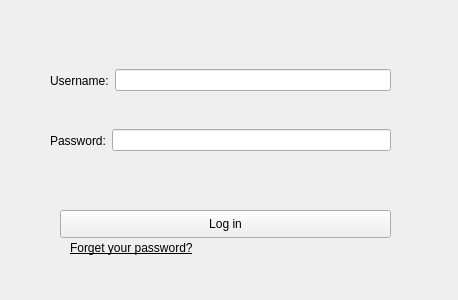
This is resources/UI_resources/login_mainWindow.ui in doddodod/GRP17 as Qt 5 draws it before an edit. The edited form follows.
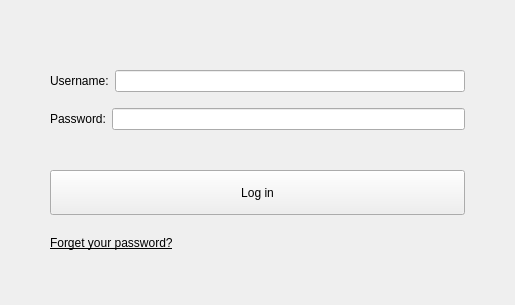
This is the edited form.

Diff of the .ui file:
```diff
--- a/resources/UI_resources/login_mainWindow.ui
+++ b/resources/UI_resources/login_mainWindow.ui
@@ -6,10 +6,16 @@
    <rect>
     <x>0</x>
     <y>0</y>
-    <width>458</width>
-    <height>300</height>
+    <width>515</width>
+    <height>305</height>
    </rect>
   </property>
+  <property name="sizePolicy">
+   <sizepolicy hsizetype="Preferred" vsizetype="Preferred">
+    <horstretch>0</horstretch>
+    <verstretch>0</verstretch>
+   </sizepolicy>
+  </property>
   <property name="windowTitle">
    <string>Login</string>
   </property>
@@ -20,48 +26,32 @@
    <bool>false</bool>
   </property>
   <widget class="QWidget" name="centralwidget">
-   <widget class="QPushButton" name="pushButton">
-    <property name="geometry">
-     <rect>
-      <x>60</x>
-      <y>210</y>
-      <width>331</width>
-      <height>28</height>
-     </rect>
+   <layout class="QGridLayout" name="gridLayout">
+    <property name="leftMargin">
+     <number>50</number>
     </property>
-    <property name="text">
-     <string>Log in</string>
+    <property name="topMargin">
+     <number>60</number>
     </property>
-   </widget>
-   <widget class="QLabel" name="forgetPw">
-    <property name="geometry">
-     <rect>
-      <x>70</x>
-      <y>240</y>
-      <width>191</width>
-      <height>16</height>
-     </rect>
+    <property name="rightMargin">
+     <number>50</number>
     </property>
-    <property name="font">
-     <font>
-      <italic>false</italic>
-      <underline>true</underline>
-     </font>
+    <property name="bottomMargin">
+     <number>40</number>
     </property>
-    <property name="text">
-     <string>Forget your password?</string>
-    </property>
-   </widget>
-   <widget class="QWidget" name="horizontalLayoutWidget">
-    <property name="geometry">
-     <rect>
-      <x>50</x>
-      <y>60</y>
-      <width>341</width>
-      <height>41</height>
-     </rect>
-    </property>
+    <item row="0" column="0">
+     <layout class="QVBoxLayout" name="verticalLayout">
+      <item>
     <layout class="QHBoxLayout" name="horizontalLayout">
+        <property name="leftMargin">
+         <number>0</number>
+        </property>
+        <property name="topMargin">
+         <number>10</number>
+        </property>
+        <property name="bottomMargin">
+         <number>5</number>
+        </property>
      <item>
       <widget class="QLabel" name="label">
        <property name="text">
@@ -80,17 +70,15 @@
       </widget>
      </item>
     </layout>
-   </widget>
-   <widget class="QWidget" name="horizontalLayoutWidget_2">
-    <property name="geometry">
-     <rect>
-      <x>50</x>
-      <y>120</y>
-      <width>341</width>
-      <height>41</height>
-     </rect>
-    </property>
+      </item>
+      <item>
     <layout class="QHBoxLayout" name="horizontalLayout_2">
+        <property name="topMargin">
+         <number>5</number>
+        </property>
+        <property name="bottomMargin">
+         <number>10</number>
+        </property>
      <item>
       <widget class="QLabel" name="label_2">
        <property name="text">
@@ -105,7 +93,79 @@
       <widget class="QLineEdit" name="lineEdit_2"/>
      </item>
     </layout>
-   </widget>
+      </item>
+      <item>
+       <widget class="QLabel" name="hintLabel">
+        <property name="enabled">
+         <bool>true</bool>
+        </property>
+        <property name="font">
+         <font>
+          <pointsize>12</pointsize>
+         </font>
+        </property>
+        <property name="text">
+         <string/>
+        </property>
+       </widget>
+      </item>
+     </layout>
+    </item>
+    <item row="1" column="0">
+     <layout class="QVBoxLayout" name="verticalLayout_2">
+      <item>
+       <widget class="QPushButton" name="pushButton">
+        <property name="sizePolicy">
+         <sizepolicy hsizetype="Preferred" vsizetype="Preferred">
+          <horstretch>0</horstretch>
+          <verstretch>0</verstretch>
+         </sizepolicy>
+        </property>
+        <property name="minimumSize">
+         <size>
+          <width>413</width>
+          <height>30</height>
+         </size>
+        </property>
+        <property name="layoutDirection">
+         <enum>Qt::RightToLeft</enum>
+        </property>
+        <property name="text">
+         <string>Log in</string>
+        </property>
+       </widget>
+      </item>
+      <item>
+       <widget class="QLabel" name="forgetPw">
+        <property name="sizePolicy">
+         <sizepolicy hsizetype="Minimum" vsizetype="Minimum">
+          <horstretch>0</horstretch>
+          <verstretch>0</verstretch>
+         </sizepolicy>
+        </property>
+        <property name="minimumSize">
+         <size>
+          <width>30</width>
+          <height>20</height>
+         </size>
+        </property>
+        <property name="font">
+         <font>
+          <italic>false</italic>
+          <underline>true</underline>
+         </font>
+        </property>
+        <property name="text">
+         <string>Forget your password?</string>
+        </property>
+        <property name="margin">
+         <number>0</number>
+        </property>
+       </widget>
+      </item>
+     </layout>
+    </item>
+   </layout>
   </widget>
  </widget>
  <resources/>
```
Lines whose indentation alone changed are shown as unchanged.
